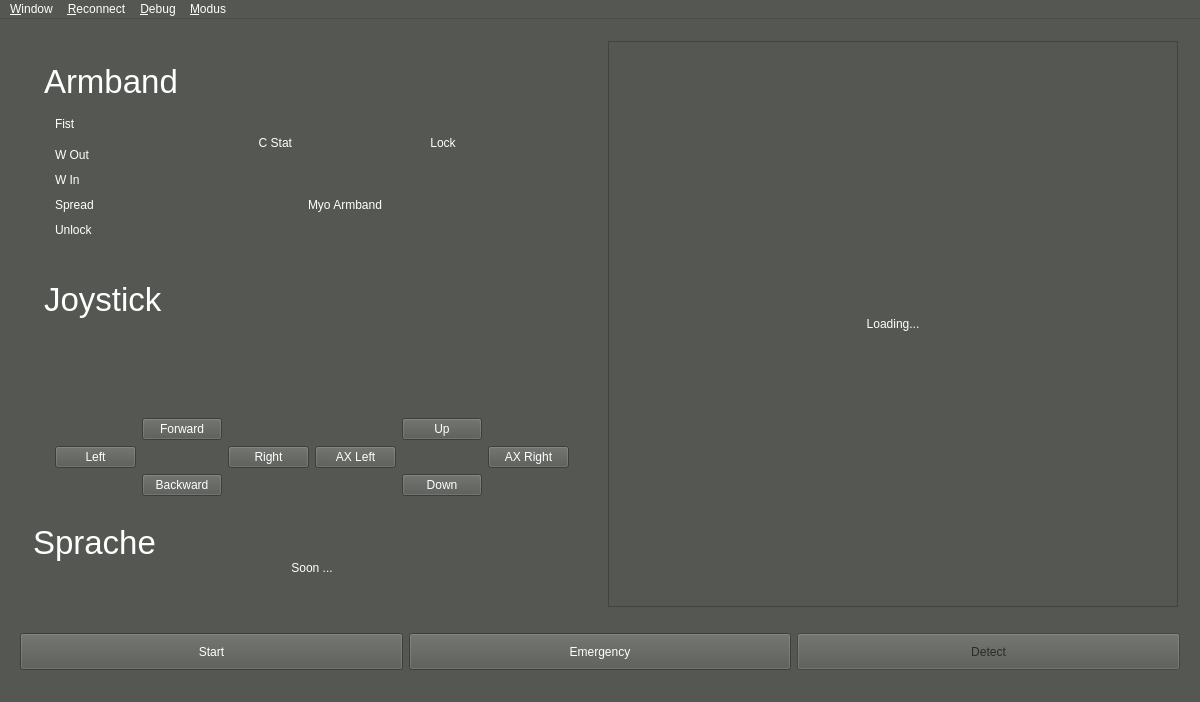
Qt form QT/myo-drone/gui/MainWindow.ui (ADCSP/DrohnenSteuerung) before a commit.
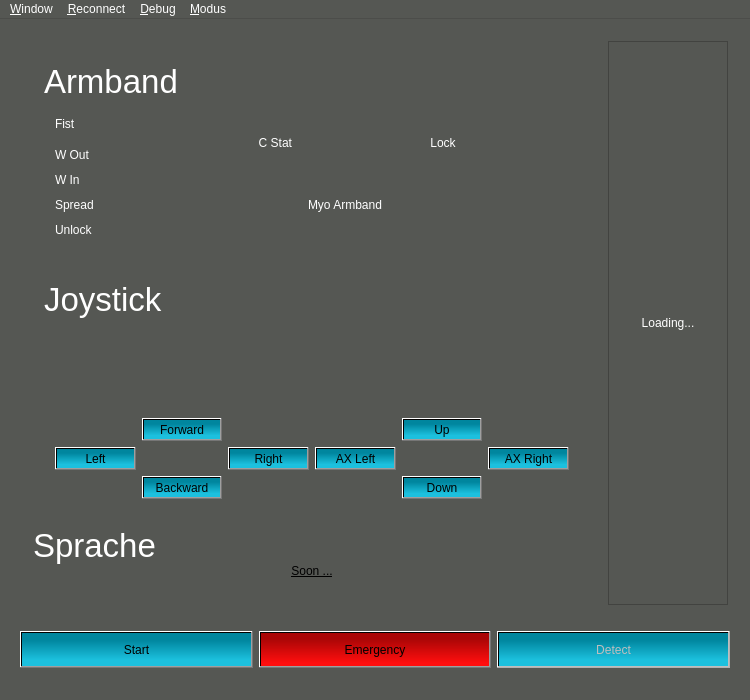
The same form after that commit.

Commit message: Adjust GUI-Button Colors and included logo

```diff
--- a/QT/myo-drone/gui/MainWindow.ui
+++ b/QT/myo-drone/gui/MainWindow.ui
@@ -6,8 +6,8 @@
    <rect>
     <x>0</x>
     <y>0</y>
-    <width>1200</width>
-    <height>702</height>
+    <width>750</width>
+    <height>700</height>
    </rect>
   </property>
   <property name="palette">
@@ -863,6 +863,11 @@
                     <verstretch>0</verstretch>
                    </sizepolicy>
                   </property>
+                  <property name="styleSheet">
+                   <string notr="true">background-color: qlineargradient(spread:pad, x1:0, y1:0, x2:0, y2:1, stop:0.210227 rgba(0, 134, 158, 255), stop:0.818182 rgba(28, 192, 222, 255));
+border-color: rgb(23, 26, 37);
+font: 10pt &quot;MS Shell Dlg 2&quot;;</string>
+                  </property>
                   <property name="text">
                    <string>Right</string>
                   </property>
@@ -876,6 +881,11 @@
                     <verstretch>0</verstretch>
                    </sizepolicy>
                   </property>
+                  <property name="styleSheet">
+                   <string notr="true">background-color: qlineargradient(spread:pad, x1:0, y1:0, x2:0, y2:1, stop:0.210227 rgba(0, 134, 158, 255), stop:0.818182 rgba(28, 192, 222, 255));
+border-color: rgb(23, 26, 37);
+font: 10pt &quot;MS Shell Dlg 2&quot;;</string>
+                  </property>
                   <property name="text">
                    <string>Left</string>
                   </property>
@@ -889,6 +899,11 @@
                     <verstretch>0</verstretch>
                    </sizepolicy>
                   </property>
+                  <property name="styleSheet">
+                   <string notr="true">background-color: qlineargradient(spread:pad, x1:0, y1:0, x2:0, y2:1, stop:0.210227 rgba(0, 134, 158, 255), stop:0.818182 rgba(28, 192, 222, 255));
+border-color: rgb(23, 26, 37);
+font: 10pt &quot;MS Shell Dlg 2&quot;;</string>
+                  </property>
                   <property name="text">
                    <string>AX Left</string>
                   </property>
@@ -902,6 +917,11 @@
                     <verstretch>0</verstretch>
                    </sizepolicy>
                   </property>
+                  <property name="styleSheet">
+                   <string notr="true">background-color: qlineargradient(spread:pad, x1:0, y1:0, x2:0, y2:1, stop:0.210227 rgba(0, 134, 158, 255), stop:0.818182 rgba(28, 192, 222, 255));
+border-color: rgb(23, 26, 37);
+font: 10pt &quot;MS Shell Dlg 2&quot;;</string>
+                  </property>
                   <property name="text">
                    <string>AX Right</string>
                   </property>
@@ -915,6 +935,11 @@
                     <verstretch>0</verstretch>
                    </sizepolicy>
                   </property>
+                  <property name="styleSheet">
+                   <string notr="true">background-color: qlineargradient(spread:pad, x1:0, y1:0, x2:0, y2:1, stop:0.210227 rgba(0, 134, 158, 255), stop:0.818182 rgba(28, 192, 222, 255));
+border-color: rgb(23, 26, 37);
+font: 10pt &quot;MS Shell Dlg 2&quot;;</string>
+                  </property>
                   <property name="text">
                    <string>Backward</string>
                   </property>
@@ -928,6 +953,11 @@
                     <verstretch>0</verstretch>
                    </sizepolicy>
                   </property>
+                  <property name="styleSheet">
+                   <string notr="true">background-color: qlineargradient(spread:pad, x1:0, y1:0, x2:0, y2:1, stop:0.210227 rgba(0, 134, 158, 255), stop:0.818182 rgba(28, 192, 222, 255));
+border-color: rgb(23, 26, 37);
+font: 10pt &quot;MS Shell Dlg 2&quot;;</string>
+                  </property>
                   <property name="text">
                    <string>Forward</string>
                   </property>
@@ -941,6 +971,11 @@
                     <verstretch>0</verstretch>
                    </sizepolicy>
                   </property>
+                  <property name="styleSheet">
+                   <string notr="true">background-color: qlineargradient(spread:pad, x1:0, y1:0, x2:0, y2:1, stop:0.210227 rgba(0, 134, 158, 255), stop:0.818182 rgba(28, 192, 222, 255));
+border-color: rgb(23, 26, 37);
+font: 10pt &quot;MS Shell Dlg 2&quot;;</string>
+                  </property>
                   <property name="text">
                    <string>Up</string>
                   </property>
@@ -954,6 +989,11 @@
                     <verstretch>0</verstretch>
                    </sizepolicy>
                   </property>
+                  <property name="styleSheet">
+                   <string notr="true">background-color: qlineargradient(spread:pad, x1:0, y1:0, x2:0, y2:1, stop:0.210227 rgba(0, 134, 158, 255), stop:0.818182 rgba(28, 192, 222, 255));
+border-color: rgb(23, 26, 37);
+font: 10pt &quot;MS Shell Dlg 2&quot;;</string>
+                  </property>
                   <property name="text">
                    <string>Down</string>
                   </property>
@@ -1024,6 +1064,10 @@
                  <height>500</height>
                 </size>
                </property>
+               <property name="styleSheet">
+                <string notr="true">font: 16pt &quot;MS Shell Dlg 2&quot;;
+text-decoration: underline;</string>
+               </property>
                <property name="text">
                 <string>Soon ...</string>
                </property>
@@ -1143,6 +1187,11 @@
            <verstretch>0</verstretch>
           </sizepolicy>
          </property>
+         <property name="styleSheet">
+          <string notr="true">background-color: qlineargradient(spread:pad, x1:0, y1:0, x2:0, y2:1, stop:0.210227 rgba(0, 134, 158, 255), stop:0.818182 rgba(28, 192, 222, 255));
+border-color: rgb(23, 26, 37);
+font: 12pt &quot;MS Shell Dlg 2&quot;;</string>
+         </property>
          <property name="text">
           <string>Start</string>
          </property>
@@ -1162,6 +1211,11 @@
          <property name="autoFillBackground">
           <bool>false</bool>
          </property>
+         <property name="styleSheet">
+          <string notr="true">background-color: qlineargradient(spread:pad, x1:0, y1:0, x2:0, y2:1, stop:0.176136 rgba(170, 6, 6, 255), stop:0.909091 rgba(255, 14, 14, 255));
+border-color: rgb(23, 26, 37);
+font: 75 12pt &quot;MS Shell Dlg 2&quot;;</string>
+         </property>
          <property name="text">
           <string>Emergency</string>
          </property>
@@ -1178,6 +1232,11 @@
            <verstretch>0</verstretch>
           </sizepolicy>
          </property>
+         <property name="styleSheet">
+          <string notr="true">background-color: qlineargradient(spread:pad, x1:0, y1:0, x2:0, y2:1, stop:0.210227 rgba(0, 134, 158, 255), stop:0.818182 rgba(28, 192, 222, 255));
+border-color: rgb(23, 26, 37);
+font: 12pt &quot;MS Shell Dlg 2&quot;;</string>
+         </property>
          <property name="text">
           <string>Detect</string>
          </property>
@@ -1196,8 +1255,8 @@
     <rect>
      <x>0</x>
      <y>0</y>
-     <width>1200</width>
-     <height>25</height>
+     <width>750</width>
+     <height>21</height>
     </rect>
    </property>
    <widget class="QMenu" name="menuWindow">
```
Left out of the diff: 15 changed lines with no effect on the pictures. The commit also changes 13 other files.
